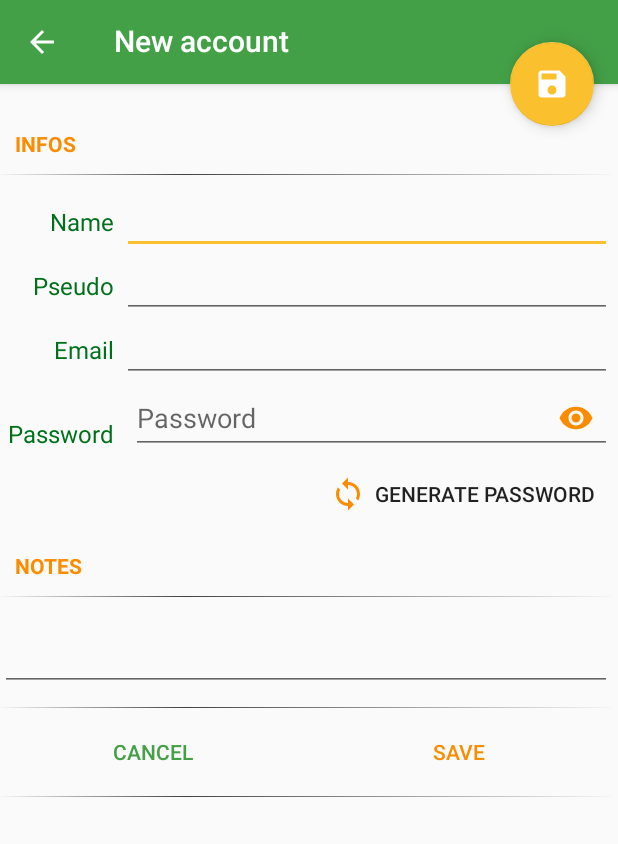
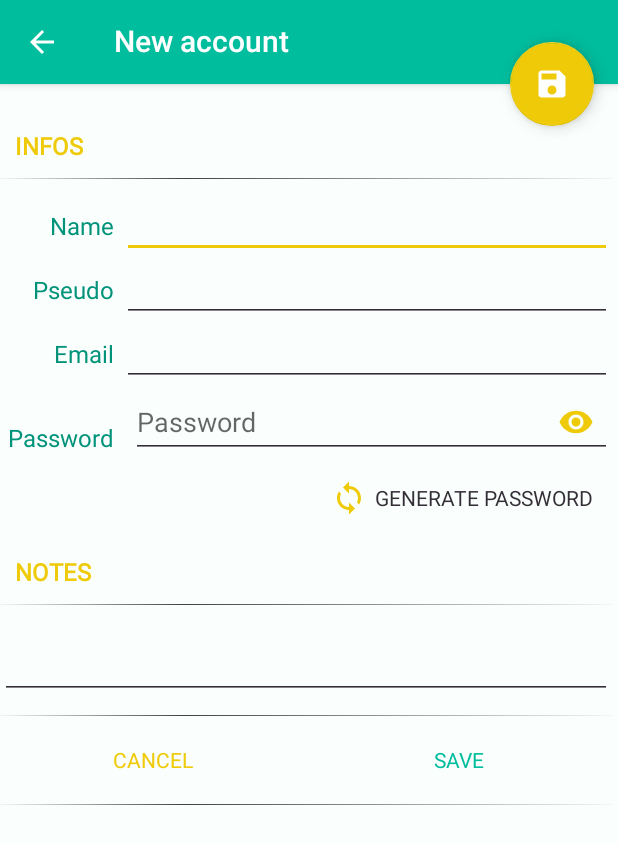
Before and after one commit to derlin-easypass/easypass-android-mse, an Android app: the AccountEditFragment screen opened directly, with no data from a screen before it, on a phone screen of 412 x 824 dp. Shown: the top 844 px of the screen. Run offline under Robolectric (Android 15) with nearby library versions, the light colour scheme and no system bars; libraries missing offline, so code that uses them is left out: com.shawnlin.numberpicker, nl.komponents.kovenant.

Commit message:
try to make styles / themes coherent (wip)

```diff
--- a/app/src/main/java/ch/derlin/easypass/easypass/AccountListActivity.kt
+++ b/app/src/main/java/ch/derlin/easypass/easypass/AccountListActivity.kt
@@ -169,11 +169,11 @@ class AccountListActivity : SecureActivity() {
         view.findViewById<TextView>(R.id.bottomSheetTitle).text = item.name
 
         var tv = view.findViewById<Button>(R.id.copy_username_btn)
-        tv.text = MiscUtils.toSpannable(getString(R.string.fmt_copy_xx).format("USERNAME", item.pseudo))
+        tv.text = MiscUtils.toSpannable(getString(R.string.fmt_copy_xx).format("username", item.pseudo))
         tv.isEnabled = item.pseudo.isNotBlank()
 
         tv = view.findViewById<Button>(R.id.copy_email_btn)
-        tv.text = MiscUtils.toSpannable(getString(R.string.fmt_copy_xx).format("EMAIL", item.email))
+        tv.text = MiscUtils.toSpannable(getString(R.string.fmt_copy_xx).format("email", item.email))
         tv.isEnabled = item.email.isNotBlank()
 
 
--- a/app/src/main/res/drawable/account_list_item_bg.xml
+++ b/app/src/main/res/drawable/account_list_item_bg.xml
@@ -13,7 +13,7 @@
     </item>
     <item android:bottom="1dp">
         <shape android:shape="rectangle">
-            <solid android:color="?android:colorBackground" />
+            <solid android:color="?android:windowBackground" />
         </shape>
     </item>
 </layer-list>
--- a/app/src/main/res/layout/account_detail.xml
+++ b/app/src/main/res/layout/account_detail.xml
@@ -75,7 +75,7 @@
                 android:id="@+id/details_show_password"
                 android:layout_marginEnd="15dp"
                 android:background="@drawable/ic_visibility_on"
-                android:backgroundTint="@color/colorSecondary"
+                android:backgroundTint="?attr/colorAccent"
                 android:layout_width="wrap_content"
                 android:layout_height="wrap_content"
                 android:contentDescription="toggle password view"/>
--- a/app/src/main/res/layout/account_edit.xml
+++ b/app/src/main/res/layout/account_edit.xml
@@ -92,7 +92,7 @@
             style="@style/details_edit_value"
             app:hintEnabled="false"
             app:passwordToggleEnabled="true"
-            app:passwordToggleTint="@color/colorSecondary">
+            app:passwordToggleTint="?attr/colorAccent">
 
             <android.support.design.widget.TextInputEditText
                 android:id="@+id/details_password"
@@ -113,7 +113,7 @@
             android:layout_gravity="end"
             android:drawableLeft="@drawable/ic_sync"
             android:drawablePadding="5dip"
-            android:drawableTint="@color/colorSecondary"
+            android:drawableTint="?attr/colorAccent"
             android:text="Generate Password" />
 
         <!--notes header-->
@@ -149,7 +149,6 @@
             style="?android:buttonBarButtonStyle"
             android:layout_width="match_parent"
             android:layout_height="match_parent"
-
             android:layout_columnSpan="2"
             android:layout_gravity="fill_vertical|fill_horizontal"
             android:background="@drawable/account_list_item_bg"
@@ -163,12 +162,12 @@
                 android:layout_height="wrap_content"
                 android:layout_weight="1"
                 android:text="Cancel"
-                android:textColor="@color/colorPrimary" />
+                android:textColor="?attr/colorAccent" />
 
             <Button
                 android:id="@+id/button_edit_save"
                 style="@style/Widget.AppCompat.Button.Borderless.Colored"
-                android:textColor="@color/colorSecondary"
+                android:textColor="?attr/colorPrimary"
                 android:layout_width="match_parent"
                 android:layout_height="wrap_content"
                 android:layout_weight="1"
--- a/app/src/main/res/layout/account_list_content.xml
+++ b/app/src/main/res/layout/account_list_content.xml
@@ -12,7 +12,7 @@
 
     <TextView
         android:id="@+id/account_title"
-        style="@android:style/TextAppearance.Material.Large"
+        android:textAppearance="?android:attr/textAppearanceLarge"
         android:layout_width="wrap_content"
         android:layout_height="wrap_content"
         android:layout_alignParentTop="true"
@@ -23,7 +23,7 @@
 
     <TextView
         android:id="@+id/account_subtitle"
-        style="@android:style/TextAppearance.Material.Body1"
+        android:textAppearance="?android:attr/textAppearance"
         android:layout_width="wrap_content"
         android:layout_height="wrap_content"
         android:layout_below="@id/account_title"
--- a/app/src/main/res/layout/alert_change_password.xml
+++ b/app/src/main/res/layout/alert_change_password.xml
@@ -10,7 +10,7 @@
         style="@style/TextAppearance.AppCompat.Body1"
         android:layout_width="match_parent"
         android:layout_height="wrap_content"
-        android:drawableTint="@color/colorSecondary"
+        android:drawableTint="?attr/colorAccent"
         android:gravity="center_vertical"
         android:drawableLeft="@android:drawable/stat_sys_warning"
         android:text="  This action cannot be undone!"/>
@@ -22,7 +22,7 @@
         android:layout_marginTop="10dip"
         app:passwordToggleContentDescription="New password"
         app:passwordToggleEnabled="true"
-        app:passwordToggleTint="@color/colorSecondary">
+        app:passwordToggleTint="?attr/colorAccent">
 
         <android.support.design.widget.TextInputEditText
             android:id="@+id/passwordField"
--- a/app/src/main/res/layout/dialog_generate_password.xml
+++ b/app/src/main/res/layout/dialog_generate_password.xml
@@ -29,7 +29,7 @@
         android:layout_height="wrap_content"
         android:layout_marginTop="25dp"
         android:layout_gravity="center_horizontal"
-        app:np_dividerColor="@color/colorSecondary"
+        app:np_dividerColor="@color/colorYellowy"
         app:np_max="30"
         app:np_min="3"
         app:np_height="50dip"
@@ -58,7 +58,7 @@
         android:layout_gravity="center_horizontal"
         android:drawableStart="@drawable/ic_sync"
         android:drawablePadding="5dip"
-        android:drawableTint="@color/colorSecondary"
+        android:drawableTint="@color/colorYellowy"
         android:text="regenerate" />
 
 
--- a/app/src/main/res/layout/fragment_enter_password.xml
+++ b/app/src/main/res/layout/fragment_enter_password.xml
@@ -29,7 +29,7 @@
         android:layout_below="@id/newSessionText"
         app:passwordToggleContentDescription="Password"
         app:passwordToggleEnabled="true"
-        app:passwordToggleTint="@color/colorSecondary">
+        app:passwordToggleTint="@color/colorYellowy">
 
         <android.support.design.widget.TextInputEditText
             android:id="@+id/passwordField"
--- a/app/src/main/res/layout/fragment_load_session_meta.xml
+++ b/app/src/main/res/layout/fragment_load_session_meta.xml
@@ -3,7 +3,7 @@
     android:layout_width="match_parent"
     android:layout_height="match_parent"
     xmlns:tools="http://schemas.android.com/tools"
-    android:background="@color/colorPrimary"
+    android:background="@color/colorGreeny"
     android:orientation="vertical"
     android:padding="20dip">
 
--- a/app/src/main/res/layout/settings_list_content.xml
+++ b/app/src/main/res/layout/settings_list_content.xml
@@ -23,7 +23,7 @@
 
     <TextView
         android:id="@+id/title"
-        style="@android:style/TextAppearance.Material.Large"
+        android:textAppearance="?android:attr/textAppearanceLarge"
         android:layout_width="wrap_content"
         android:layout_height="wrap_content"
         android:layout_alignParentTop="true"
@@ -34,7 +34,7 @@
 
     <TextView
         android:id="@+id/subtitle"
-        style="@android:style/TextAppearance.Material.Body1"
+        android:textAppearance="?android:attr/textAppearance"
         android:layout_width="wrap_content"
         android:layout_height="wrap_content"
         android:textColor="#666"
--- a/app/src/main/res/layout/settings_list_header.xml
+++ b/app/src/main/res/layout/settings_list_header.xml
@@ -11,10 +11,10 @@
 
     <TextView
         android:id="@+id/title"
-        style="@android:style/TextAppearance.Material.Large"
+        android:textAppearance="?android:attr/textAppearanceLarge"
         android:layout_width="wrap_content"
         android:layout_height="wrap_content"
-        android:textColor="@color/colorSecondary"
+        android:textColor="?attr/colorAccent"
         android:textStyle="bold"
         android:layout_marginBottom="1dip"
         android:layout_marginStart="5dip"
--- a/app/src/main/res/menu/menu_list_accounts.xml
+++ b/app/src/main/res/menu/menu_list_accounts.xml
@@ -7,13 +7,13 @@
         android:icon="@android:drawable/ic_menu_search"
         app:showAsAction="always"
         app:actionViewClass="android.support.v7.widget.SearchView"
-        android:iconTint="@color/colorSecondaryLight"
+        android:iconTint="@color/colorYellowyLight"
         android:title="Search"/>
 
     <item
         android:icon="@android:drawable/ic_menu_sort_by_size"
         app:showAsAction="always"
-        android:iconTint="@color/colorSecondaryLight"
+        android:iconTint="@color/colorYellowyLight"
         android:title="sort">
         <menu>
             <group
@@ -45,7 +45,7 @@
     <item
         android:id="@+id/action_settings"
         android:icon="@drawable/ic_settings"
-        android:iconTint="@color/colorSecondaryLight"
+        android:iconTint="@color/colorYellowyLight"
         app:showAsAction="never"
         android:title="Settings"/>
 
--- a/app/src/main/res/values/colors.xml
+++ b/app/src/main/res/values/colors.xml
@@ -1,12 +1,14 @@
 <?xml version="1.0" encoding="utf-8"?>
 <resources>
-    <color name="colorPrimary">#43a047</color>
-    <color name="colorPrimaryDark">#00701a</color>
-    <color name="colorPrimaryLight">#76d275</color>
-    <color name="colorSecondaryLight">#fbc02d</color>
-    <color name="colorSecondary">#fb8c00</color>
-    <color name="colorSecondaryDark">#c41c00</color>
+    <color name="colorGreeny">#00BD9D</color>
+    <color name="colorGreenyDark">#00937A</color>
+    <color name="colorGreenyLight">#4FCEB9</color>
+    <color name="colorYellowyLight">#EFCA08</color>
+    <color name="colorYellowy">#EFCA08</color>
+    <color name="colorYellowyDark">#F08700</color>
     <color name="colorRipple">#fff9c4</color>
 
+    <color name="whity">#FAFFFD</color>
+    <color name="blacky">#342E37</color>
     <!-- primary: 43a047    primary dark: #00701a     secondary: #fb8c00 -->
 </resources>
--- a/app/src/main/res/values/strings.xml
+++ b/app/src/main/res/values/strings.xml
@@ -30,6 +30,6 @@
     Ensure your master pass is <b>strong enough</b>, but not too hard to remember :).]]></string>
     <string name="start_quote">“Passwords are like underwear: you don’t let people see it, you should change it very often, and you shouldn’t share it with strangers.”</string>
     <string name="start_quote_author">– Chris Pirillo</string>
-    <string name="fmt_copy_xx"><![CDATA[COPY %s <small><font color=\'#FBC02D\'>%s</font></small>]]></string>
+    <string name="fmt_copy_xx"><![CDATA[Copy %s <small><font color=\'#FBC02D\'>%s</font></small>]]></string>
     <string name="title_activity_settings">Settings</string>
 </resources>
--- a/app/src/main/res/values/styles.xml
+++ b/app/src/main/res/values/styles.xml
@@ -3,38 +3,58 @@
     <!-- Base application theme. -->
     <style name="AppTheme" parent="Theme.AppCompat.Light.DarkActionBar">
         <!-- Customize your theme here. -->
-        <item name="colorPrimary">@color/colorPrimary</item>
-        <item name="colorPrimaryDark">@color/colorPrimaryDark</item>
-        <item name="colorAccent">@color/colorSecondaryLight</item>
+        <item name="colorPrimary">@color/colorGreeny</item>
+        <item name="colorPrimaryDark">@color/colorGreenyDark</item>
+        <item name="colorAccent">@color/colorYellowyLight</item>
 
         <!--infos: https://medium.com/google-developers/theming-with-appcompat-1a292b754b35-->
         <!-- editText border color on edit -->
         <!--<item name="colorControlActivated">@color/colorSecondaryLight</item>-->
         <!--ripple color-->
         <item name="colorControlHighlight">@color/colorRipple</item>
+
+        <item name="android:textColorPrimary">@color/blacky</item>
+        <item name="android:textColorSecondary">@color/blacky</item>
+        <item name="actionMenuTextColor">@color/blacky</item>
+
+        <item name="android:fontFamily">@font/roboto_regular</item>
+
+        <item name="android:textAppearance">@style/AppTheme.TextAppearance</item>
+        <item name="android:textAppearanceLarge">@style/AppTheme.TextAppearance.Large</item>
+
     </style>
 
     <style name="AppTheme.NoActionBar">
+        <item name="android:windowBackground">@color/whity</item>
+        <item name="android:textColor">@color/blacky</item>
         <item name="windowActionBar">false</item>
         <item name="windowNoTitle">true</item>
     </style>
 
-    <style name="AppTheme.AppBarOverlay" parent="ThemeOverlay.AppCompat.Dark.ActionBar" />
+    <style name="AppTheme.AppBarOverlay" parent="ThemeOverlay.AppCompat.Dark.ActionBar">
+    </style>
 
     <style name="AppTheme.PopupOverlay" parent="ThemeOverlay.AppCompat.Light" />
 
+    <style name="AppTheme.TextAppearance.Large" parent="@android:style/TextAppearance.Large">
+        <item name="android:textSize">18sp</item>
+    </style>
 
-    <style name="header">
+    <style name="AppTheme.TextAppearance" parent="@android:style/TextAppearance">
+        <item name="android:textSize">16sp</item>
+    </style>
+
+    <style name="header" parent="AppTheme">
         <item name="android:layout_width">fill_parent</item>
         <item name="android:layout_height">wrap_content</item>
         <item name="android:textAllCaps">true</item>
         <item name="android:textStyle">bold</item>
         <item name="android:layout_marginTop">4dp</item>
         <item name="android:padding">10dp</item>
-        <item name="android:textColor">@color/colorSecondary</item>
+        <item name="android:textColor">@color/colorYellowy</item>
     </style>
 
-    <style name="divider">
+    <style name="divider" parent="AppTheme">
         <item name="android:layout_width">match_parent</item>
         <item name="android:layout_height">1dp</item>
         <item name="android:layout_marginBottom">5dp</item>
@@ -43,15 +63,14 @@
     </style>
 
     <!-- styles when showing account details -->
-    <style name="details_font">
-        <item name="android:typeface">sans</item>
-        <item name="android:textSize">16sp</item>
+    <style name="details_font" parent="AppTheme">
+        <item name="android:textAppearance">?android:attr/textAppearance</item>
     </style>
 
     <style name="details_label" parent="details_font">
         <item name="android:layout_height">fill_parent</item>
         <item name="android:layout_width">wrap_content</item>
-        <item name="android:textColor">@color/colorPrimaryDark</item>
+        <item name="android:textColor">@color/colorGreenyDark</item>
         <item name="android:padding">5dp</item>
         <item name="android:layout_gravity">right</item>
     </style>
@@ -75,6 +94,7 @@
         <item name="android:layout_width">match_parent</item>
         <item name="android:layout_height">wrap_content</item>
         <item name="android:drawablePadding">15dip</item>
-        <item name="android:drawableTint">@color/colorSecondaryLight</item>
+        <item name="android:drawableTint">@color/colorYellowyLight</item>
+        <item name="android:textAppearance">?android:attr/textAppearance</item>
     </style>
 </resources>
```
Also changed, not shown: app/src/main/res/layout/bottom_sheet_layout.xml (+4 -4 lines), app/src/main/res/font/roboto_bold.ttf (added), app/src/main/res/font/roboto_italic.ttf (added), app/src/main/res/font/roboto_medium.ttf (added), app/src/main/res/font/roboto_regular.ttf (added).
